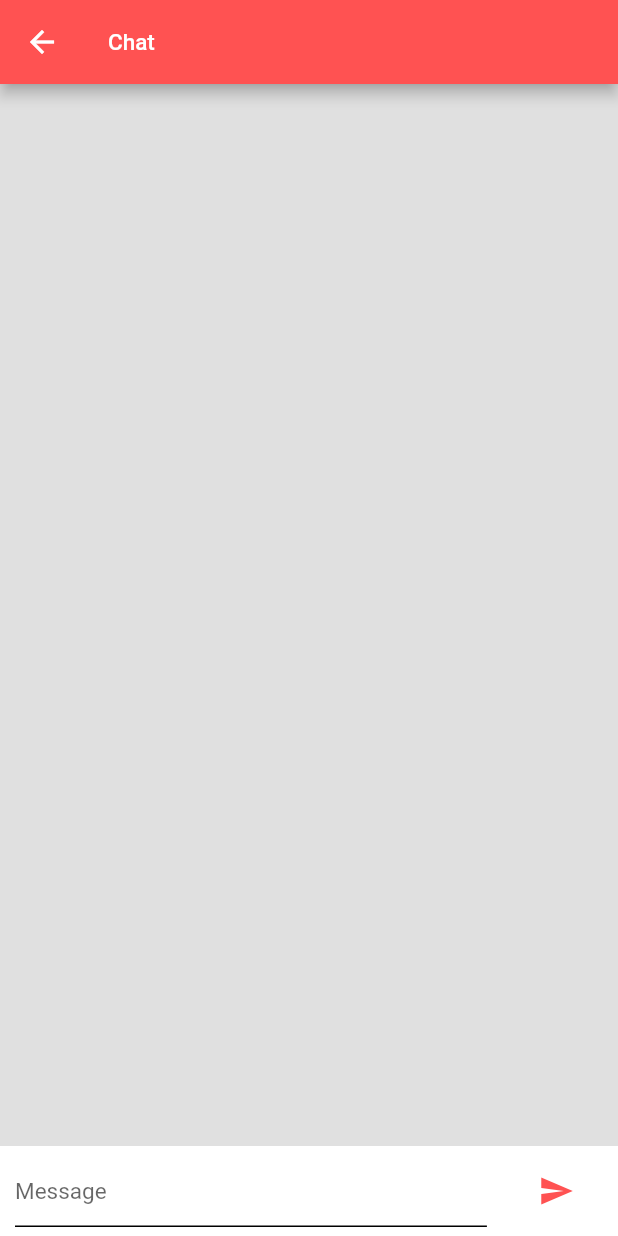
After one commit to winsongr/towchat, a Flutter app: the Chat screen opened directly, on a phone screen of 412 x 824 dp. The commit adds this screen. Run offline on Flutter 3.47's test engine with Material 2 defaults, Android fonts, the light colour scheme and no system bars; our stand-ins replace flutter_chat_bubble.

Commit message:
phoenix added

```diff
--- /dev/null
+++ b/lib/moduls/chat.dart
@@ -0,0 +1,150 @@
+import 'package:flutter/material.dart';
+import 'package:flutter_chat_bubble/bubble_type.dart';
+import 'package:flutter_chat_bubble/chat_bubble.dart';
+import 'package:flutter_chat_bubble/clippers/chat_bubble_clipper_1.dart';
+import 'package:towchat/moduls/messages_model.dart';
+
+class Chat extends StatefulWidget {
+  const Chat({
+    Key? key,
+  }) : super(key: key);
+
+  @override
+  ChatState createState() => ChatState();
+}
+
+class ChatState extends State<Chat> {
+  late TextEditingController _messageController;
+
+  final List<MessagesModel> _messages = [];
+
+  void _sendMessage() {}
+
+  @override
+  void initState() {
+    super.initState();
+    _messageController = TextEditingController();
+    initSocket();
+  }
+
+  Future<void> initSocket() async {
+    print('Connecting to chat service');
+  }
+
+  @override
+  void dispose() {
+    _messageController.dispose();
+    super.dispose();
+  }
+
+  @override
+  Widget build(BuildContext context) {
+    Size size = MediaQuery.maybeOf(context)!.size;
+    return Scaffold(
+      backgroundColor: Colors.grey[300],
+      appBar: AppBar(
+        backgroundColor: Colors.redAccent,
+        title: Row(
+          mainAxisAlignment: MainAxisAlignment.start,
+          crossAxisAlignment: CrossAxisAlignment.start,
+          children: [
+            SizedBox(
+              width: size.width * 0.60,
+              child: const Text(
+                'Chat',
+                style: TextStyle(fontSize: 15, color: Colors.white),
+                textAlign: TextAlign.left,
+              ),
+            ),
+          ],
+        ),
+      ),
+      body: Stack(
+        children: [
+          Positioned(
+            top: 0,
+            bottom: 60,
+            width: size.width,
+            child: ListView.builder(
+              scrollDirection: Axis.vertical,
+              shrinkWrap: true,
+              reverse: true,
+              cacheExtent: 1000,
+              itemCount: _messages.length,
+              itemBuilder: (BuildContext context, int index) {
+                var message = _messages[_messages.length - index - 1];
+                return ChatBubble(
+                  clipper: ChatBubbleClipper1(type: BubbleType.sendBubble),
+                  alignment: Alignment.topRight,
+                  margin: const EdgeInsets.only(top: 5, bottom: 5),
+                  backGroundColor: Colors.yellow[100],
+                  child: Container(
+                    constraints: BoxConstraints(maxWidth: size.width * 0.7),
+                    child: Column(
+                      crossAxisAlignment: CrossAxisAlignment.start,
+                      children: [
+                        Text('@${message.userId}',
+                            style: const TextStyle(
+                                color: Colors.grey, fontSize: 10)),
+                        Text('${message.content}',
+                            style: const TextStyle(
+                                color: Colors.black, fontSize: 16))
+                      ],
+                    ),
+                  ),
+                );
+              },
+            ),
+          ),
+          Positioned(
+            bottom: 0,
+            child: Container(
+              height: 60,
+              color: Colors.white,
+              child: Row(
+                mainAxisAlignment: MainAxisAlignment.center,
+                children: [
+                  Container(
+                    width: size.width * 0.80,
+                    padding: const EdgeInsets.only(left: 10, right: 5),
+                    child: TextField(
+                      controller: _messageController,
+                      cursorColor: Colors.black,
+                      decoration: const InputDecoration(
+                        hintText: "Message",
+                        labelStyle:
+                            TextStyle(fontSize: 15, color: Colors.black),
+                        enabledBorder: UnderlineInputBorder(
+                          borderSide: BorderSide(color: Colors.black),
+                        ),
+                        focusedBorder: UnderlineInputBorder(
+                          borderSide: BorderSide(color: Colors.black),
+                        ),
+                        disabledBorder: UnderlineInputBorder(
+                          borderSide: BorderSide(color: Colors.grey),
+                        ),
+                        counterText: '',
+                      ),
+                      style: const TextStyle(fontSize: 15),
+                      keyboardType: TextInputType.text,
+                      maxLength: 500,
+                    ),
+                  ),
+                  SizedBox(
+                    width: size.width * 0.20,
+                    child: IconButton(
+                      icon: const Icon(Icons.send, color: Colors.redAccent),
+                      onPressed: () {
+                        _sendMessage();
+                      },
+                    ),
+                  )
+                ],
+              ),
+            ),
+          )
+        ],
+      ),
+    );
+  }
+}
--- a/pubspec.yaml
+++ b/pubspec.yaml
@@ -3,14 +3,15 @@ version: 1.0.0+1
 publish_to: none
 description: A new Flutter project.
 environment:
-  sdk: '>=2.18.2 <3.0.0'
+  sdk: ">=2.18.2 <3.0.0"
 
 dependencies:
   cupertino_icons: ^1.0.2
   get: 4.6.5
   flutter:
     sdk: flutter
-  socket_io_client: ^1.0.2
+  phoenix_socket: ^0.6.2
+  flutter_chat_bubble: ^2.0.0
   intl: ^0.17.0
   http: ^0.13.5
 
```
Also changed, not shown: lib/moduls/user_chat.dart (+0 -54 lines), pubspec.lock, 7 other files.
